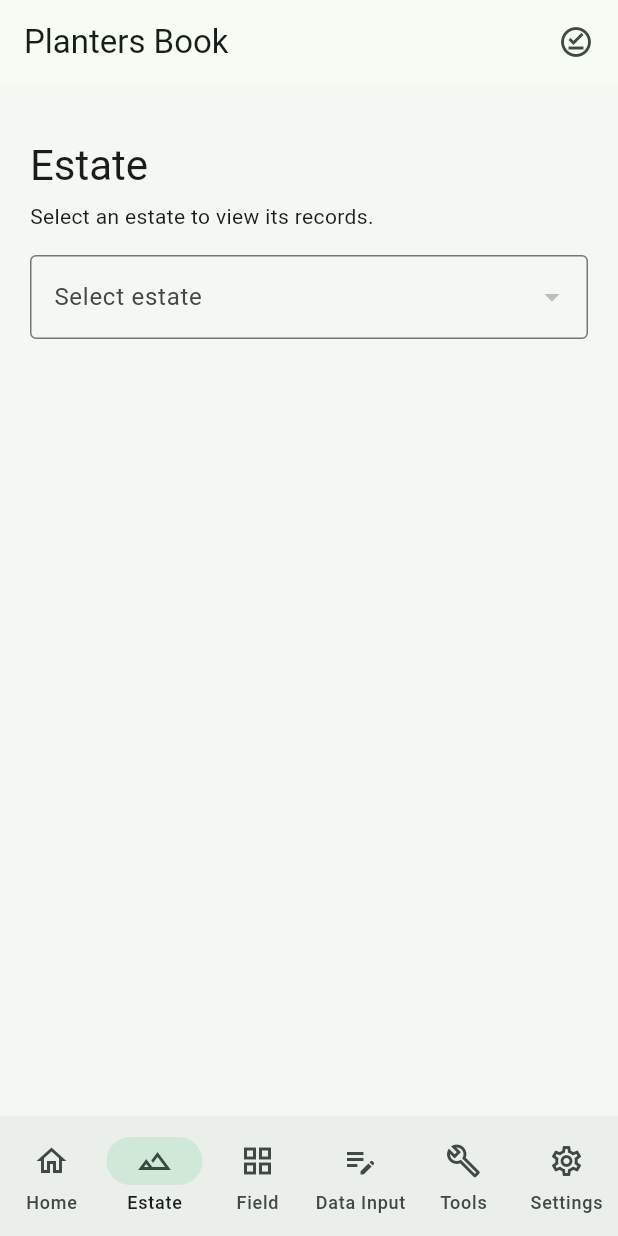
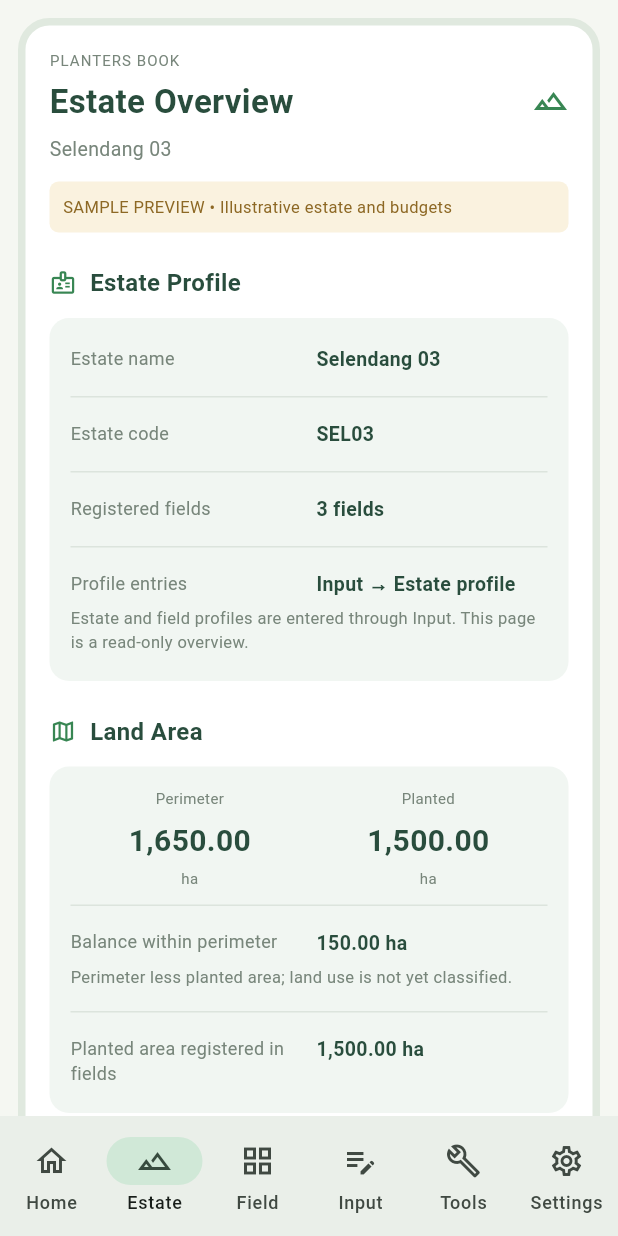
Before and after one commit to deani77/planters-book, a Flutter app: the screen it shows after launch, item 2 of the bottom bar chosen, on a phone screen of 412 x 824 dp. Run offline on Flutter 3.47's test engine with Material 3 defaults, Android fonts, the phone set to English and light mode, and no system bars; our stand-ins replace csv, file_picker, sqflite; missing offline and left inert: excel; accounts and stored records are empty.

Commit message:
Add Estate overview proposal and shorten bottom navigation to Input

```diff
--- /dev/null
+++ b/lib/estate_dashboard.dart
@@ -0,0 +1,452 @@
+import 'package:flutter/material.dart';
+
+import 'domain.dart';
+
+const _estateInk = Color(0xff294d3d);
+const _estateMuted = Color(0xff78867b);
+const _estatePanel = Color(0xfff1f6f2);
+
+/// Estate overview proposal. Sample values are never persisted.
+class EstateDashboard extends StatefulWidget {
+  final List<Entry> entries;
+  final String? selectedEstate;
+  final ValueChanged<String?> onEstateChanged;
+  const EstateDashboard({
+    super.key,
+    required this.entries,
+    this.selectedEstate,
+    required this.onEstateChanged,
+  });
+  @override
+  State<EstateDashboard> createState() => _EstateDashboardState();
+}
+
+class _EstateDashboardState extends State<EstateDashboard> {
+  bool samplePreview = false;
+  Widget section(IconData icon, String title) => Padding(
+    padding: const EdgeInsets.only(top: 22, bottom: 12),
+    child: Row(
+      children: [
+        Icon(icon, size: 18, color: const Color(0xff388653)),
+        const SizedBox(width: 9),
+        Expanded(
+          child: Text(
+            title,
+            style: const TextStyle(
+              fontSize: 16,
+              fontWeight: FontWeight.w700,
+              color: _estateInk,
+            ),
+          ),
+        ),
+      ],
+    ),
+  );
+  Widget panel(List<Widget> children) => Container(
+    width: double.infinity,
+    padding: const EdgeInsets.all(14),
+    decoration: BoxDecoration(
+      color: _estatePanel,
+      borderRadius: BorderRadius.circular(13),
+    ),
+    child: Column(
+      crossAxisAlignment: CrossAxisAlignment.start,
+      children: children,
+    ),
+  );
+  Widget rule() => const Padding(
+    padding: EdgeInsets.symmetric(vertical: 11),
+    child: Divider(height: 1, color: Color(0xffdce4dd)),
+  );
+  Widget row(String title, String value, {String? note}) => Padding(
+    padding: const EdgeInsets.symmetric(vertical: 4),
+    child: Column(
+      crossAxisAlignment: CrossAxisAlignment.start,
+      children: [
+        Row(
+          crossAxisAlignment: CrossAxisAlignment.start,
+          children: [
+            Expanded(
+              child: Text(
+                title,
+                style: const TextStyle(fontSize: 12, color: _estateMuted),
+              ),
+            ),
+            const SizedBox(width: 10),
+            Flexible(
+              child: Text(
+                value,
+                textAlign: TextAlign.right,
+                style: const TextStyle(
+                  fontSize: 13,
+                  fontWeight: FontWeight.w600,
+                  color: _estateInk,
+                ),
+              ),
+            ),
+          ],
+        ),
+        if (note != null)
+          Padding(
+            padding: const EdgeInsets.only(top: 5),
+            child: Text(
+              note,
+              style: const TextStyle(fontSize: 11, color: _estateMuted),
+            ),
+          ),
+      ],
+    ),
+  );
+  Widget tile(String title, String value, String unit) => Expanded(
+    child: Column(
+      children: [
+        Text(title, style: const TextStyle(fontSize: 10, color: _estateMuted)),
+        const SizedBox(height: 7),
+        Text(
+          value,
+          style: const TextStyle(
+            fontSize: 20,
+            fontWeight: FontWeight.w700,
+            color: _estateInk,
+          ),
+        ),
+        const SizedBox(height: 3),
+        Text(unit, style: const TextStyle(fontSize: 10, color: _estateMuted)),
+      ],
+    ),
+  );
+  @override
+  Widget build(BuildContext context) {
+    final estates = widget.entries
+        .where((e) => e.kind == 'Estate profile' && !e.sample)
+        .toList();
+    final sample = estates.isEmpty || samplePreview;
+    final estate =
+        estates
+            .where((e) => e.data['estate_id'] == widget.selectedEstate)
+            .firstOrNull ??
+        estates.firstOrNull;
+    final fields = sample
+        ? [
+            Entry('Field profile', {
+              'field_id': 'F01',
+              'planting_year': '2012',
+              'perimeter_ha': '495',
+              'planted_ha': '450',
+            }),
+            Entry('Field profile', {
+              'field_id': 'F02',
+              'planting_year': '2016',
+              'perimeter_ha': '660',
+              'planted_ha': '600',
+            }),
+            Entry('Field profile', {
+              'field_id': 'F03',
+              'planting_year': '2020',
+              'perimeter_ha': '495',
+              'planted_ha': '450',
+            }),
+          ]
+        : widget.entries
+              .where(
+                (e) =>
+                    e.kind == 'Field profile' &&
+                    !e.sample &&
+                    e.data['estate_id'] == estate?.data['estate_id'],
+              )
+              .toList();
+    final perimeter = sample
+        ? 1650.0
+        : double.parse(estate!.data['perimeter_ha']!);
+    final planted = sample ? 1500.0 : double.parse(estate!.data['planted_ha']!);
+    final fieldArea = fields.fold<double>(
+      0,
+      (sum, e) => sum + double.parse(e.data['planted_ha']!),
+    );
+    final year = DateTime.now().year;
+    String fmt(double value) => value
+        .toStringAsFixed(2)
+        .replaceAllMapped(RegExp(r'\B(?=(\d{3})+(?!\d))'), (_) => ',');
+    final ages = <int, double>{};
+    for (final field in fields) {
+      final plantingYear = int.parse(field.data['planting_year']!);
+      ages.update(
+        plantingYear,
+        (area) => area + double.parse(field.data['planted_ha']!),
+        ifAbsent: () => double.parse(field.data['planted_ha']!),
+      );
+    }
+    final years = ages.keys.toList()..sort();
+    return Container(
+      padding: const EdgeInsets.all(16),
+      decoration: BoxDecoration(
+        color: Colors.white,
+        borderRadius: BorderRadius.circular(21),
+        border: Border.all(color: const Color(0xffe0e9df), width: 5),
+      ),
+      child: Column(
+        crossAxisAlignment: CrossAxisAlignment.start,
+        children: [
+          const Text(
+            'PLANTERS BOOK',
+            style: TextStyle(
+              fontSize: 10,
+              letterSpacing: .7,
+              color: _estateMuted,
+            ),
+          ),
+          const SizedBox(height: 5),
+          const Row(
+            children: [
+              Expanded(
+                child: Text(
+                  'Estate Overview',
+                  style: TextStyle(
+                    fontSize: 22,
+                    fontWeight: FontWeight.w700,
+                    color: _estateInk,
+                  ),
+                ),
+              ),
+              Icon(Icons.landscape_outlined, color: Color(0xff388653)),
+            ],
+          ),
+          const SizedBox(height: 7),
+          Text(
+            sample ? 'Selendang 03' : estate!.label,
+            style: const TextStyle(fontSize: 13, color: _estateMuted),
+          ),
+          if (sample)
+            Padding(
+              padding: const EdgeInsets.only(top: 12),
+              child: Container(
+                width: double.infinity,
+                padding: const EdgeInsets.all(9),
+                decoration: BoxDecoration(
+                  color: const Color(0xfffaf2df),
+                  borderRadius: BorderRadius.circular(6),
+                ),
+                child: const Text(
+                  'SAMPLE PREVIEW • Illustrative estate and budgets',
+                  style: TextStyle(fontSize: 11, color: Color(0xff8d6824)),
+                ),
+              ),
+            ),
+          if (estates.isNotEmpty)
+            Row(
+              children: [
+                Expanded(
+                  child: DropdownButton<String>(
+                    isExpanded: true,
+                    value: estate!.data['estate_id'],
+                    items: estates
+                        .map(
+                          (e) => DropdownMenuItem(
+                            value: e.data['estate_id'],
+                            child: Text(
+                              e.label,
+                              overflow: TextOverflow.ellipsis,
+                            ),
+                          ),
+                        )
+                        .toList(),
+                    onChanged: (v) {
+                      setState(() => samplePreview = false);
+                      widget.onEstateChanged(v);
+                    },
+                  ),
+                ),
+                TextButton(
+                  onPressed: () =>
+                      setState(() => samplePreview = !samplePreview),
+                  child: Text(sample ? 'View actual' : 'Sample preview'),
+                ),
+              ],
+            ),
+          section(Icons.badge_outlined, 'Estate Profile'),
+          panel([
+            row('Estate name', sample ? 'Selendang 03' : estate!.label),
+            rule(),
+            row('Estate code', sample ? 'SEL03' : estate!.data['estate_id']!),
+            rule(),
+            row('Registered fields', '${fields.length} fields'),
+            rule(),
+            row(
+              'Profile entries',
+              'Input → Estate profile',
+              note: 'Estate and field profiles are entered through Input. This page is a read-only overview.',
+            ),
+          ]),
+          section(Icons.map_outlined, 'Land Area'),
+          panel([
+            Row(
+              children: [
+                tile('Perimeter', fmt(perimeter), 'ha'),
+                tile('Planted', fmt(planted), 'ha'),
+              ],
+            ),
+            rule(),
+            row(
+              'Balance within perimeter',
+              '${fmt(perimeter - planted)} ha',
+              note: 'Perimeter less planted area; land use is not yet classified.',
+            ),
+            rule(),
+            row('Planted area registered in fields', '${fmt(fieldArea)} ha'),
+            if ((fieldArea - planted).abs() > .01)
+              Padding(
+                padding: const EdgeInsets.only(top: 8),
+                child: Text(
+                  'Field areas differ from the estate planted area by ${fmt((fieldArea - planted).abs())} ha. Check the profiles in Input.',
+                  style: const TextStyle(
+                    fontSize: 11,
+                    color: Color(0xff8d6824),
+                  ),
+                ),
+              ),
+          ]),
+          section(Icons.park_outlined, 'Planting Information'),
+          if (fields.isEmpty)
+            panel([
+              const Text(
+                'No fields registered. Add field profiles in Input to see planting years and age distribution.',
+                style: TextStyle(fontSize: 12, color: _estateMuted),
+              ),
+            ])
+          else ...[
+            panel([
+              const Text(
+                'Age profile by planting year',
+                style: TextStyle(
+                  fontSize: 13,
+                  fontWeight: FontWeight.w600,
+                  color: _estateInk,
+                ),
+              ),
+              const SizedBox(height: 12),
+              ...years.map(
+                (y) => Padding(
+                  padding: const EdgeInsets.only(bottom: 12),
+                  child: Column(
+                    children: [
+                      row('$y · ${year - y} years', '${fmt(ages[y]!)} ha'),
+                      const SizedBox(height: 5),
+                      LinearProgressIndicator(
+                        value: fieldArea > 0 ? ages[y]! / fieldArea : 0,
+                        minHeight: 5,
+                        borderRadius: BorderRadius.circular(5),
+                        color: const Color(0xff388653),
+                        backgroundColor: const Color(0xffdfe8dc),
+                      ),
+                    ],
+                  ),
+                ),
+              ),
+              const Text(
+                'Calendar age; based on registered field planted hectares.',
+                style: TextStyle(fontSize: 10, color: _estateMuted),
+              ),
+            ]),
+            const SizedBox(height: 12),
+            const Text(
+              'Field planting summary',
+              style: TextStyle(
+                fontSize: 13,
+                fontWeight: FontWeight.w600,
+                color: _estateInk,
+              ),
+            ),
+            const SizedBox(height: 5),
+            const Text(
+              'Swipe across for hectares →',
+              style: TextStyle(fontSize: 10, color: _estateMuted),
+            ),
+            SingleChildScrollView(
+              scrollDirection: Axis.horizontal,
+              child: DataTable(
+                horizontalMargin: 8,
+                columnSpacing: 18,
+                headingTextStyle: const TextStyle(
+                  fontSize: 11,
+                  fontWeight: FontWeight.w600,
+                  color: _estateInk,
+                ),
+                dataTextStyle: const TextStyle(fontSize: 12, color: _estateInk),
+                columns: const [
+                  'Field',
+                  'Planting year',
+                  'Age',
+                  'Perimeter ha',
+                  'Planted ha',
+                ].map((t) => DataColumn(label: Text(t))).toList(),
+                rows: fields
+                    .map(
+                      (e) => DataRow(
+                        cells: [
+                          DataCell(Text(e.data['field_id']!)),
+                          DataCell(Text(e.data['planting_year']!)),
+                          DataCell(
+                            Text(
+                              '${year - int.parse(e.data['planting_year']!)}',
+                            ),
+                          ),
+                          DataCell(
+                            Text(fmt(double.parse(e.data['perimeter_ha']!))),
+                          ),
+                          DataCell(
+                            Text(fmt(double.parse(e.data['planted_ha']!))),
+                          ),
+                        ],
+                      ),
+                    )
+                    .toList(),
+              ),
+            ),
+          ],
+          section(Icons.track_changes_outlined, 'Annual Budgets · $year'),
+          panel([
+            row(
+              'FFB production',
+              sample ? '27,000 tonnes' : '—',
+              note: sample
+                  ? 'Equivalent yield: 18.00 t/ha using 1,500 planted ha.'
+                  : null,
+            ),
+            rule(),
+            row('Circle weeding programme', sample ? '4,500 ha' : '—'),
+            rule(),
+            row('Selective weeding programme', sample ? '3,000 ha' : '—'),
+            rule(),
+            row('Fertilizer programme', sample ? '16,000 bags' : '—'),
+            rule(),
+            row('Operating cost budget', sample ? 'RM 2,400,000' : '—'),
+            const SizedBox(height: 10),
+            Text(
+              sample
+                  ? 'Proposed budget categories for review. Sample values are not saved and do not alter Home actuals.'
+                  : 'Annual budget entry is not available yet. These categories are proposed for the next Input update.',
+              style: const TextStyle(fontSize: 11, color: _estateMuted),
+            ),
+          ]),
+          section(Icons.tune_outlined, 'Estate-level Settings'),
+          panel([
+            row('Budget reporting period', 'Calendar year'),
+            rule(),
+            row('Area basis for crop yield', 'Estate planted hectares'),
+            rule(),
+            row(
+              'Preferences',
+              'Design pending',
+              note: 'Estate-specific defaults will be defined after this screen is reviewed. Language, units, backups and device sharing belong in Settings.',
+            ),
+          ]),
+          const SizedBox(height: 16),
+          const Text(
+            'Estate overview proposal • Sample data is for design review only.',
+            style: TextStyle(fontSize: 11, color: _estateMuted),
+          ),
+        ],
+      ),
+    );
+  }
+}
--- a/lib/main.dart
+++ b/lib/main.dart
@@ -5,6 +5,7 @@ import 'domain.dart';
 import 'store.dart';
 import 'importer.dart';
 import 'home_dashboard.dart';
+import 'estate_dashboard.dart';
 
 void main() {
   WidgetsFlutterBinding.ensureInitialized();
@@ -46,14 +47,7 @@ class _BookPageState extends State<BookPage> {
   String? startupError;
   final controllers = <String, TextEditingController>{};
   bool busy = false;
-  static const tabs = [
-    'Home',
-    'Estate',
-    'Field',
-    'Data Input',
-    'Tools',
-    'Settings',
-  ];
+  static const tabs = ['Home', 'Estate', 'Field', 'Input', 'Tools', 'Settings'];
   static const icons = [
     Icons.home_outlined,
     Icons.landscape_outlined,
@@ -175,14 +169,13 @@ class _BookPageState extends State<BookPage> {
       Column(children: data.map((e) => card(e.kind, detail(e))).toList());
   Widget dashboard() => HomeDashboard(entries: entries);
 
-  Widget estateView() => Column(
-    crossAxisAlignment: CrossAxisAlignment.stretch,
-    children: [
-      heading('Estate', 'Select an estate to view its records.'),
-      estatePicker(),
-      if (estate != null)
-        records(entries.where((e) => e.data['estate_id'] == estate)),
-    ],
+  Widget estateView() => EstateDashboard(
+    entries: entries,
+    selectedEstate: estate,
+    onEstateChanged: (value) => setState(() {
+      estate = value;
+      field = null;
+    }),
   );
   Widget fieldView() {
     final fields = entries.where(
@@ -437,7 +430,7 @@ class _BookPageState extends State<BookPage> {
   );
   @override
   Widget build(BuildContext context) => Scaffold(
-    appBar: tab == 0
+    appBar: tab <= 1
         ? null
         : AppBar(
             title: const Text('Planters Book'),
@@ -454,7 +447,7 @@ class _BookPageState extends State<BookPage> {
         ? const Center(child: CircularProgressIndicator())
         : SafeArea(
             child: SingleChildScrollView(
-              padding: EdgeInsets.all(tab == 0 ? 12 : 20),
+              padding: EdgeInsets.all(tab <= 1 ? 12 : 20),
               child: Align(
                 alignment: Alignment.topCenter,
                 child: ConstrainedBox(
```
Also changed, not shown: 4 other files.
